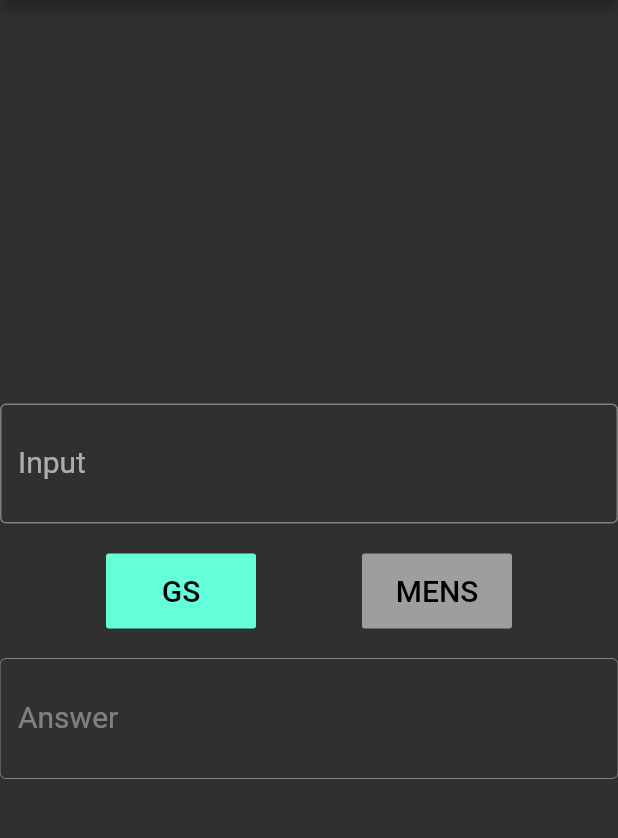
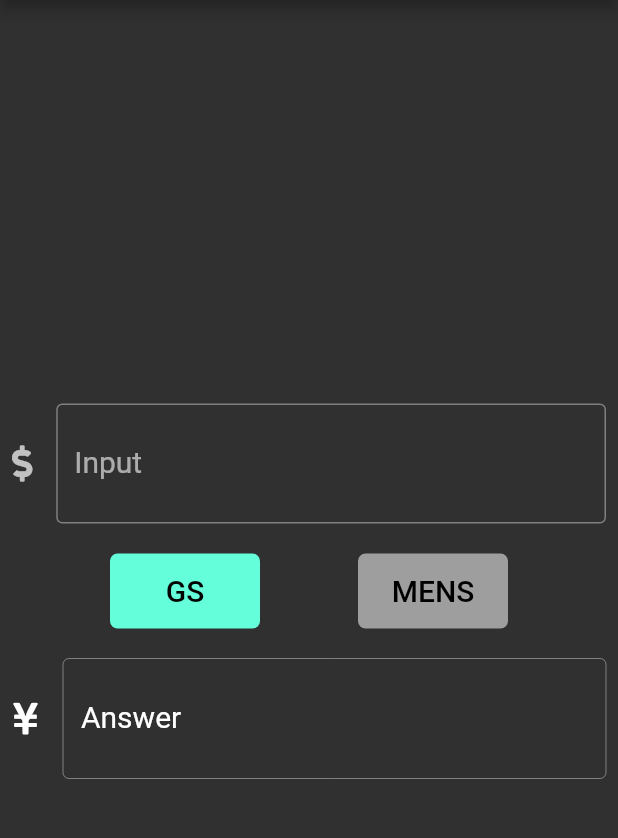
Before and after one commit to ParamJansari0/ShoeCalculator, a Flutter app: the screen it shows after launch, on a phone screen of 412 x 824 dp, the part 84-922 px from its top. Run offline on Flutter 3.47's test engine with Material 2 defaults, Android fonts, the phone set to English and light mode, and no system bars; our stand-ins replace font_awesome_flutter.

Commit message:
Made UI a bit nicer

```diff
--- a/lib/main.dart
+++ b/lib/main.dart
@@ -1,4 +1,5 @@
 import 'package:flutter/material.dart';
+import 'package:font_awesome_flutter/font_awesome_flutter.dart';
 
 void main() {
   runApp(MyApp());
@@ -70,6 +71,8 @@ class _MyHomePageState extends State<MyHomePage> {
         title: Center(child: Text(widget.title)),
       ),
       body: SafeArea(
+        child: Padding(
+          padding: const EdgeInsets.all(8.0),
           child: Column(
             mainAxisAlignment: MainAxisAlignment.center,
             children: [
@@ -80,6 +83,7 @@ class _MyHomePageState extends State<MyHomePage> {
                 keyboardType: TextInputType.number,
                 style: TextStyle(fontSize: 20.0, height: 2.0),
                 decoration: InputDecoration(
+                  icon: FaIcon(FontAwesomeIcons.dollarSign),
                   border: OutlineInputBorder(),
                   labelText: 'Input',
                 ),
@@ -100,8 +104,12 @@ class _MyHomePageState extends State<MyHomePage> {
                     height: 50,
                     width: 100,
                     child: FlatButton(
-                    color: gsSelected == true ? Colors.tealAccent : Colors.grey,
+                      color:
+                          gsSelected == true ? Colors.tealAccent : Colors.grey,
                       textColor: Colors.black,
+                      shape: RoundedRectangleBorder(
+                        borderRadius: BorderRadius.circular(5.0),
+                      ),
                       onPressed: () {
                         setState(() {
                           gsSelected = true;
@@ -121,6 +129,9 @@ class _MyHomePageState extends State<MyHomePage> {
                       color:
                           gsSelected == false ? Colors.tealAccent : Colors.grey,
                       textColor: Colors.black,
+                      shape: RoundedRectangleBorder(
+                        borderRadius: BorderRadius.circular(5.0),
+                      ),
                       onPressed: () {
                         setState(() {
                           gsSelected = false;
@@ -140,15 +151,26 @@ class _MyHomePageState extends State<MyHomePage> {
               ),
               TextField(
                 enabled: false,
-              style: TextStyle(fontSize: 20.0, height: 2.0),
+                style: TextStyle(
+                  fontSize: 20.0,
+                  height: 2.0,
+                ),
                 decoration: InputDecoration(
+                  icon: FaIcon(
+                    FontAwesomeIcons.yenSign,
+                    color: Colors.white,
+                  ),
                   border: OutlineInputBorder(),
                   labelText: answer,
+                  labelStyle: TextStyle(
+                    color: Colors.white,
+                  ),
                 ),
               ),
             ],
           ),
         ),
+      ),
     );
   }
 }
```
Also changed, not shown: pubspec.lock. Lines whose indentation alone changed are shown as unchanged.
